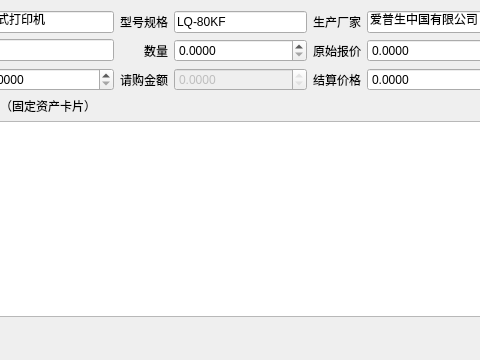
Above: editor_template.ui from earlideal/jiandan before the change; both pictures show x 83 to 563 and y 0 to 360 of the 773 by 360 pixel window. Below: the same form after it.
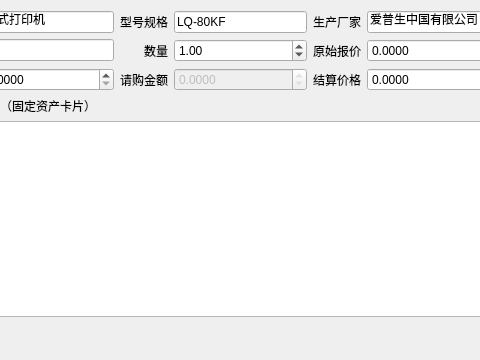
That is the form after the change.

The edit to the form file:
```diff
--- a/editor_template.ui
+++ b/editor_template.ui
@@ -196,11 +196,14 @@
         </size>
        </property>
        <property name="decimals">
-        <number>4</number>
+        <number>2</number>
        </property>
        <property name="maximum">
         <double>999999999.990000009536743</double>
        </property>
+       <property name="value">
+        <double>1.000000000000000</double>
+       </property>
       </widget>
      </item>
      <item row="1" column="1">
```
